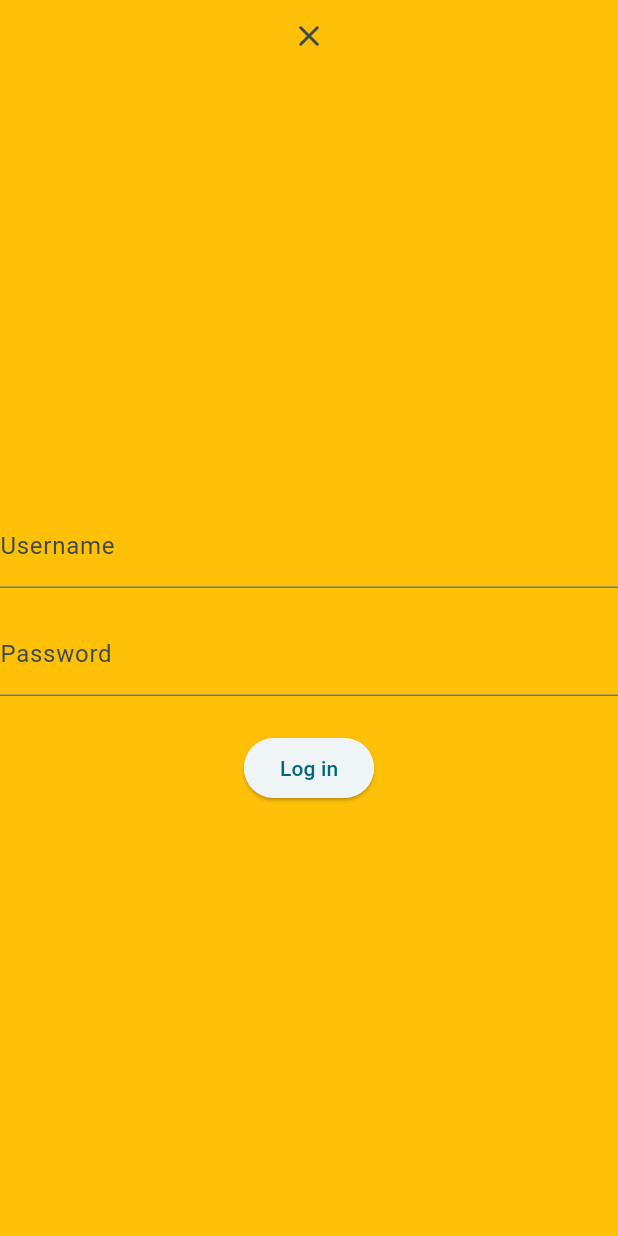
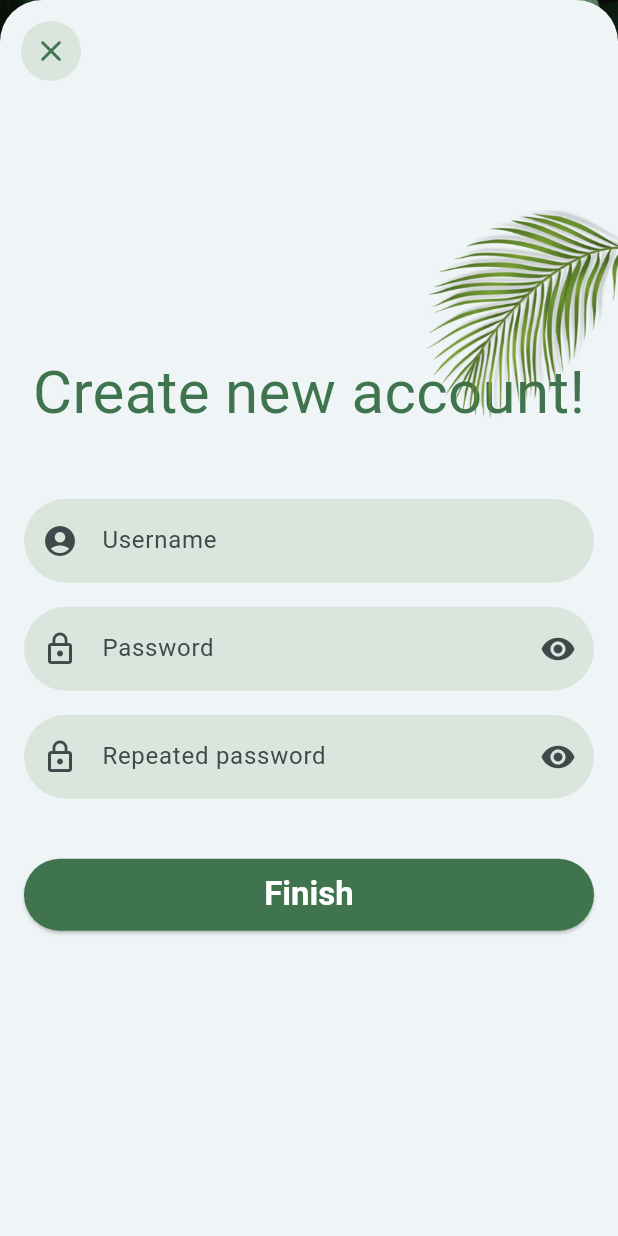
Before and after one commit to nguyen-thinh109/timesheet-mobile, a Flutter app: the LogInPage screen opened directly, after a tap on "Create new account", on a phone screen of 412 x 824 dp. Run offline on Flutter 3.47's test engine with Material 3 defaults, Android fonts, the phone set to English and light mode, and no system bars; our stand-ins replace lottie.

Commit message:
update code

```diff
--- a/lib/main.dart
+++ b/lib/main.dart
@@ -1,5 +1,6 @@
 import 'package:flutter/material.dart';
-import 'package:timesheet_mobile/pages/login.dart';
+import 'package:timesheet_mobile/pages/home.dart';
+// import 'package:timesheet_mobile/pages/login.dart';
 
 void main() {
   runApp(const MyApp());
@@ -17,7 +18,7 @@ class MyApp extends StatelessWidget {
         colorScheme: ColorScheme.fromSeed(seedColor: Colors.white),
         useMaterial3: true,
       ),
-      home: const LogInPage(),
+      home: const HomePage(),
     );
   }
 }
--- a/lib/pages/login.dart
+++ b/lib/pages/login.dart
@@ -11,8 +11,9 @@ class LogInPage extends StatefulWidget {
 }
 
 class _LogInPageState extends State<LogInPage> {
+  final usernameController = TextEditingController();
   final pwdController = TextEditingController();
-  final usernameController = TextEditingController();
+  final repeatedPwdController = TextEditingController();
 
   @override
   void initState() {
@@ -40,7 +41,7 @@ class _LogInPageState extends State<LogInPage> {
               crossAxisAlignment: CrossAxisAlignment.start,
               children: <Widget>[
                 Padding(
-                    padding: EdgeInsets.only(top: 80, left: 0, right: 24, bottom: 80),
+                    padding: EdgeInsets.only(top: 120, left: 0, right: 24, bottom: 50),
                     child: const Text(
                       'Editors\' picks and our top buying'
                       ' guides',
@@ -60,7 +61,7 @@ class _LogInPageState extends State<LogInPage> {
                                 textStyle: WidgetStateProperty.all<TextStyle?>(TextStyle(fontWeight: FontWeight.w700, fontSize: 22))),
                             onPressed: () {
                               if (kDebugMode) {
-                                print({pwdController.text, usernameController.text});
+                                print('Login Page - Go to login');
                               }
 
                               showLoginBottomSheet(context, usernameController, pwdController);
@@ -77,10 +78,10 @@ class _LogInPageState extends State<LogInPage> {
                             ),
                             onPressed: () {
                               if (kDebugMode) {
-                                print('Create new account');
+                                print('Login Page - Create new account');
                               }
 
-                              showCreateAccountBottomSheet(context, usernameController, pwdController);
+                              showCreateAccountBottomSheet(context, usernameController, pwdController, repeatedPwdController);
                             },
                             child: const Text('Create new account')),
                       ]),
@@ -97,6 +98,7 @@ class _LogInPageState extends State<LogInPage> {
   void dispose() {
     pwdController.dispose();
     usernameController.dispose();
+    repeatedPwdController.dispose();
     super.dispose();
   }
 }
--- a/lib/shared/bottom_sheets.dart
+++ b/lib/shared/bottom_sheets.dart
@@ -8,8 +8,8 @@ void showLoginBottomSheet(BuildContext context, usernameController, passwordCont
     context: context,
     useSafeArea: true,
     isScrollControlled: true,
-    builder: (BuildContext context) {
-      return Stack(fit: StackFit.expand, children: [
+    builder: (BuildContext context) => StatefulBuilder(
+        builder: (BuildContext context, StateSetter setModalState) => Stack(fit: StackFit.expand, children: [
               Column(
                 mainAxisAlignment: MainAxisAlignment.start,
                 mainAxisSize: MainAxisSize.min,
@@ -22,7 +22,6 @@ void showLoginBottomSheet(BuildContext context, usernameController, passwordCont
                   ),
                   Padding(
                     padding: const EdgeInsets.all(16),
-              child: Expanded(
                     child: Flex(
                         mainAxisAlignment: MainAxisAlignment.center,
                         crossAxisAlignment: CrossAxisAlignment.center,
@@ -60,10 +59,14 @@ void showLoginBottomSheet(BuildContext context, usernameController, passwordCont
                                   filled: true,
                                   fillColor: Color(0xFFDAE5DD),
                                   suffixIcon: IconButton(
-                                  onPressed: () => {isPassWordVisible = !isPassWordVisible},
+                                      onPressed: () => {
+                                            setModalState(() {
+                                              isPassWordVisible = !isPassWordVisible;
+                                            })
+                                          },
                                       icon: Icon(isPassWordVisible ? Icons.visibility_off : Icons.visibility))),
                               obscuringCharacter: '*',
-                          obscureText: isPassWordVisible),
+                              obscureText: !isPassWordVisible),
                           const SizedBox(height: 40),
                           ElevatedButton(
                               style: ButtonStyle(
@@ -73,12 +76,11 @@ void showLoginBottomSheet(BuildContext context, usernameController, passwordCont
                                   textStyle: WidgetStateProperty.all<TextStyle?>(TextStyle(fontWeight: FontWeight.w700, fontSize: 22))),
                               onPressed: () {
                                 if (kDebugMode) {
-                              print('');
+                                  print({'showLoginBottomSheet', usernameController.text, passwordController.text});
                                 }
                               },
                               child: const Text('Log in')),
                         ]),
-              ),
                   ),
                 ],
               ),
@@ -93,56 +95,135 @@ void showLoginBottomSheet(BuildContext context, usernameController, passwordCont
                         foregroundColor: WidgetStateProperty.all<Color>(Colors.white),
                         textStyle: WidgetStateProperty.all<TextStyle?>(TextStyle(fontWeight: FontWeight.w700, fontSize: 22))),
                   )),
-      ]);
-    },
+            ])),
   );
 }
 
-void showCreateAccountBottomSheet(BuildContext context, usernameController, passwordController) {
+void showCreateAccountBottomSheet(BuildContext context, usernameController, passwordController, repeatedPasswordController) {
+  bool isPasswordVisible = false;
+  bool isRepeatedPasswordVisible = false;
+
   showModalBottomSheet<void>(
+    barrierColor: Colors.transparent,
     context: context,
     useSafeArea: true,
     isScrollControlled: true,
     builder: (BuildContext context) {
-      return Container(
-        color: Colors.amber,
-        child: Center(
-          child: Column(
-            mainAxisAlignment: MainAxisAlignment.center,
-            mainAxisSize: MainAxisSize.min,
-            children: <Widget>[
-              Positioned(top: 0, right: 0, child: IconButton(onPressed: () => Navigator.pop(context), icon: Icon(Icons.close_rounded))),
-              Expanded(
+      return StatefulBuilder(builder: (BuildContext context, StateSetter setModalState) {
+        return Stack(
+          children: [
+            Padding(
+              padding: const EdgeInsets.all(16),
               child: Flex(
                   mainAxisAlignment: MainAxisAlignment.center,
                   crossAxisAlignment: CrossAxisAlignment.center,
                   direction: Axis.vertical,
                   children: [
-                      TextField(
+                    const SizedBox(height: 30),
+                    Text(
+                      'Create new account!',
+                      style: TextStyle(color: Color(0xFF3F744F), fontSize: 40),
+                    ),
+                    const SizedBox(height: 42),
+                    TextFormField(
                         controller: usernameController,
-                          decoration: const InputDecoration(
+                        style: TextStyle(color: Color(0xFF3F744F)),
+                        decoration: InputDecoration(
+                          border: OutlineInputBorder(
+                            borderRadius: BorderRadius.circular(30.0),
+                            borderSide: BorderSide.none,
+                          ),
                           label: Text('Username'),
+                          prefixIcon: Icon(Icons.account_circle),
+                          filled: true,
+                          fillColor: Color(0xFFDAE5DD),
                         )),
                     const SizedBox(height: 16),
-                      TextField(
+                    TextFormField(
                         controller: passwordController,
-                          decoration: const InputDecoration(label: Text('Password')),
-                          obscuringCharacter: '•',
-                          obscureText: true),
-                      const SizedBox(height: 24),
+                        decoration: InputDecoration(
+                            border: OutlineInputBorder(
+                              borderRadius: BorderRadius.circular(30.0),
+                              borderSide: BorderSide.none,
+                            ),
+                            label: Text('Password'),
+                            prefixIcon: Icon(Icons.lock_outline),
+                            filled: true,
+                            fillColor: Color(0xFFDAE5DD),
+                            suffixIcon: IconButton(
+                                onPressed: () => {
+                                      setModalState(() {
+                                        isPasswordVisible = !isPasswordVisible;
+                                      })
+                                    },
+                                icon: Icon(isPasswordVisible ? Icons.visibility_off : Icons.visibility))),
+                        obscuringCharacter: '*',
+                        obscureText: !isPasswordVisible),
+                    const SizedBox(height: 16),
+                    TextFormField(
+                        controller: repeatedPasswordController,
+                        decoration: InputDecoration(
+                            border: OutlineInputBorder(
+                              borderRadius: BorderRadius.circular(30.0),
+                              borderSide: BorderSide.none,
+                            ),
+                            label: Text('Repeated password'),
+                            prefixIcon: Icon(Icons.lock_outline),
+                            filled: true,
+                            fillColor: Color(0xFFDAE5DD),
+                            suffixIcon: IconButton(
+                                onPressed: () => {
+                                      setModalState(() {
+                                        isRepeatedPasswordVisible = !isRepeatedPasswordVisible;
+                                      })
+                                    },
+                                icon: Icon(isRepeatedPasswordVisible ? Icons.visibility_off : Icons.visibility))),
+                        obscuringCharacter: '*',
+                        obscureText: !isRepeatedPasswordVisible),
+                    const SizedBox(height: 40),
                     ElevatedButton(
+                        style: ButtonStyle(
+                            backgroundColor: WidgetStateProperty.all<Color>(Color(0xFF3F744F)),
+                            foregroundColor: WidgetStateProperty.all<Color>(Colors.white),
+                            minimumSize: WidgetStateProperty.all(Size(double.infinity, 48)),
+                            textStyle: WidgetStateProperty.all<TextStyle?>(TextStyle(fontWeight: FontWeight.w700, fontSize: 22))),
                         onPressed: () {
                           if (kDebugMode) {
-                              print({passwordController.text, usernameController.text});
+                            print({
+                              'showCreateAccountBottomSheet',
+                              usernameController.text,
+                              passwordController.text,
+                              repeatedPasswordController.text
+                            });
                           }
                         },
-                          child: const Text('Log in'))
+                        child: const Text('Finish')),
                   ]),
             ),
+            Positioned(
+                top: 10,
+                left: 10,
+                child: IconButton(
+                  onPressed: () => Navigator.pop(context),
+                  icon: Icon(Icons.close_rounded),
+                  style: ButtonStyle(
+                      backgroundColor: WidgetStateProperty.all<Color>(Color(0xFFDAE5DD)),
+                      foregroundColor: WidgetStateProperty.all<Color>(Color(0xFF3F744F)),
+                      textStyle: WidgetStateProperty.all<TextStyle?>(TextStyle(fontWeight: FontWeight.w700, fontSize: 22))),
+                )
+            ),
+            Positioned(
+                top: 140,
+                right: -10,
+                child: Image.asset(
+                  'assets/images/decor/capa.png',
+                  fit: BoxFit.contain,
+                  width: 140,
+                )
+            ),
           ],
-          ),
-        ),
         );
+      });
     },
   );
 }
--- a/pubspec.yaml
+++ b/pubspec.yaml
@@ -64,6 +64,9 @@ flutter:
   # To add assets to your application, add an assets section, like this:
   assets:
      - assets/images/login/
+     - assets/images/decor/
+     - assets/images/logo/
+     - assets/images/bg/
      - assets/lotties/
 
   # An image asset can refer to one or more resolution-specific "variants", see
```
Also changed, not shown: lib/pages/home.dart (+14 -21 lines), assets/images/2x/li-hr.jpeg (deleted), assets/images/decor/capa.png (added), assets/images/decor/leave.png, assets/images/history.png (deleted), 2 other files. Lines whose indentation alone changed are shown as unchanged.
